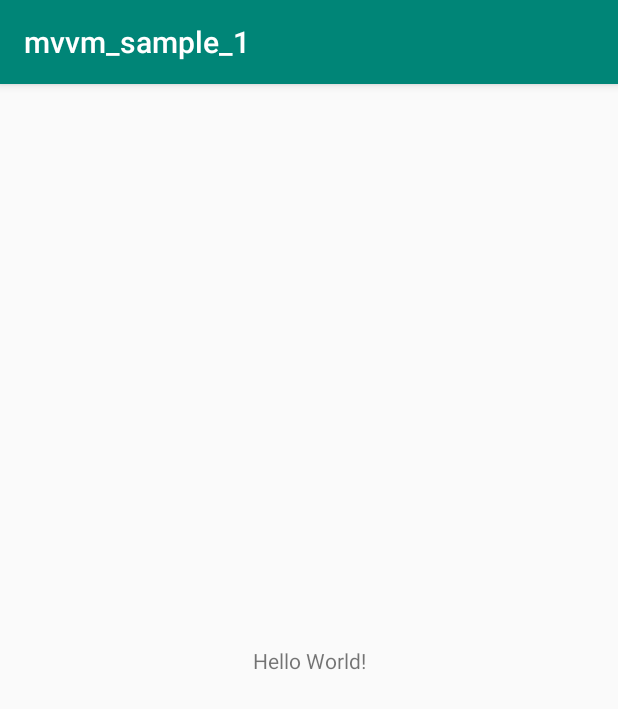
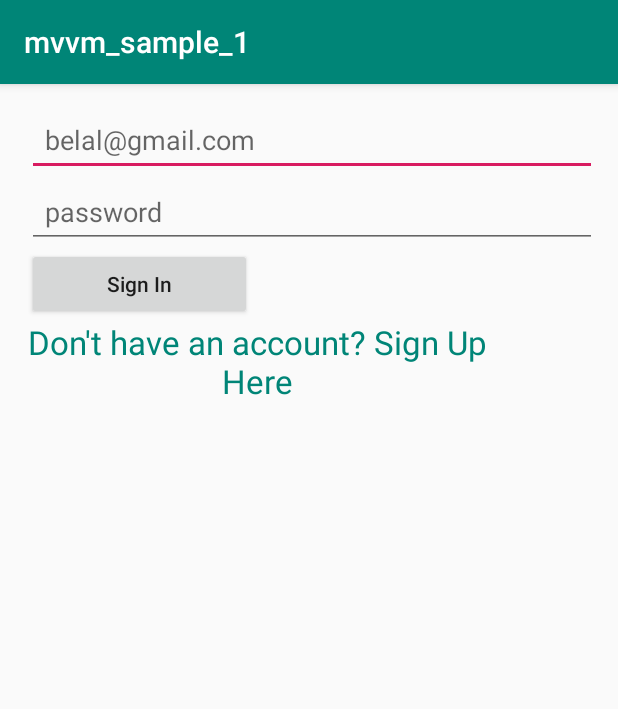
Before and after one commit to EANimesha/SENG-31323-Mobile-Computing, an Android app: the screen it shows after launch (MainActivity before the commit, LoginActivity after it), on a phone screen of 412 x 824 dp. Shown: the top 709 px of the screen. Run offline under Robolectric (Android 15) with nearby library versions, the phone set to English and light mode, and no system bars.

Commit message:
create the folder structure and added UI for activities

```diff
--- a/mvvm_sample_1/app/build.gradle
+++ b/mvvm_sample_1/app/build.gradle
@@ -26,14 +26,14 @@ android {
             proguardFiles getDefaultProguardFile('proguard-android-optimize.txt'), 'proguard-rules.pro'
         }
     }
-    dataBinding{
-        enabled=true
+    dataBinding {
+        enabled = true
     }
 }
 
 dependencies {
     implementation fileTree(dir: 'libs', include: ['*.jar'])
-    implementation"org.jetbrains.kotlin:kotlin-stdlib-jdk7:$kotlin_version"
+    implementation "org.jetbrains.kotlin:kotlin-stdlib-jdk7:$kotlin_version"
     implementation 'androidx.appcompat:appcompat:1.1.0'
     implementation 'androidx.core:core-ktx:1.3.0'
     implementation 'androidx.constraintlayout:constraintlayout:1.1.3'
--- a/mvvm_sample_1/app/src/main/AndroidManifest.xml
+++ b/mvvm_sample_1/app/src/main/AndroidManifest.xml
@@ -9,7 +9,8 @@
         android:roundIcon="@mipmap/ic_launcher_round"
         android:supportsRtl="true"
         android:theme="@style/AppTheme">
-        <activity android:name=".MainActivity">
+        <activity android:name=".ui.auth.SignupActivity"></activity>
+        <activity android:name=".ui.auth.LoginActivity">
             <intent-filter>
                 <action android:name="android.intent.action.MAIN" />
 
--- /dev/null
+++ b/mvvm_sample_1/app/src/main/java/com/example/mvvm_sample_1/ui/auth/LoginActivity.kt
@@ -0,0 +1,13 @@
+package com.example.mvvm_sample_1.ui.auth
+
+import androidx.appcompat.app.AppCompatActivity
+import android.os.Bundle
+import com.example.mvvm_sample_1.R
+
+class LoginActivity : AppCompatActivity() {
+
+    override fun onCreate(savedInstanceState: Bundle?) {
+        super.onCreate(savedInstanceState)
+        setContentView(R.layout.activity_login)
+    }
+}
--- a/mvvm_sample_1/app/src/main/java/com/example/mvvm_sample_1/MainActivity.kt
+++ b/mvvm_sample_1/app/src/main/java/com/example/mvvm_sample_1/ui/auth/SignupActivity.kt
@@ -1,12 +1,13 @@
-package com.example.mvvm_sample_1
+package com.example.mvvm_sample_1.ui.auth
 
 import androidx.appcompat.app.AppCompatActivity
 import android.os.Bundle
+import com.example.mvvm_sample_1.R
 
-class MainActivity : AppCompatActivity() {
+class SignupActivity : AppCompatActivity() {
 
     override fun onCreate(savedInstanceState: Bundle?) {
         super.onCreate(savedInstanceState)
-        setContentView(R.layout.activity_main)
+        setContentView(R.layout.activity_signup)
     }
 }
--- /dev/null
+++ b/mvvm_sample_1/app/src/main/res/layout/activity_login.xml
@@ -0,0 +1,52 @@
+<?xml version="1.0" encoding="utf-8"?>
+<LinearLayout xmlns:android="http://schemas.android.com/apk/res/android"
+    xmlns:app="http://schemas.android.com/apk/res-auto"
+    xmlns:tools="http://schemas.android.com/tools"
+    android:layout_width="match_parent"
+    android:layout_height="match_parent"
+    android:orientation="vertical"
+    android:padding="18dp"
+    tools:context=".ui.auth.LoginActivity">
+
+    <EditText
+        android:id="@+id/email"
+        android:layout_width="411dp"
+        android:layout_height="43dp"
+        android:autofillHints=""
+        android:drawablePadding="16dp"
+        android:hint="@string/belal_gmail_com"
+        android:inputType="textEmailAddress"
+        android:padding="12dp"
+        android:paddingTop="100dp" />
+
+    <EditText
+        android:id="@+id/password"
+        android:layout_width="408dp"
+        android:layout_height="48dp"
+        android:layout_below="@+id/email"
+        android:autofillHints=""
+        android:drawablePadding="16dp"
+        android:hint="password"
+        android:inputType="textPassword"
+        android:padding="12dp" />
+
+    <Button
+        android:id="@+id/login"
+        android:layout_width="150dp"
+        android:layout_height="wrap_content"
+        android:layout_below="@id/password"
+        android:onClick="@{viewmodel::onLoginButtonClicked}"
+        android:text="Sign In"
+        android:textAllCaps="false" />
+
+    <TextView
+        android:id="@+id/text1"
+        android:layout_width="307dp"
+        android:layout_height="61dp"
+        android:layout_below="@+id/login"
+        android:text="@string/don_t_have_an_account_nsign_up_here"
+        android:textAlignment="center"
+        android:textAppearance="@style/TextAppearance.AppCompat.Large"
+        android:textColor="@color/colorPrimary" />
+
+</LinearLayout>
--- a/mvvm_sample_1/app/src/main/res/layout/activity_main.xml
+++ /dev/null
@@ -1,18 +0,0 @@
-<?xml version="1.0" encoding="utf-8"?>
-<androidx.constraintlayout.widget.ConstraintLayout xmlns:android="http://schemas.android.com/apk/res/android"
-    xmlns:app="http://schemas.android.com/apk/res-auto"
-    xmlns:tools="http://schemas.android.com/tools"
-    android:layout_width="match_parent"
-    android:layout_height="match_parent"
-    tools:context=".MainActivity">
-
-    <TextView
-        android:layout_width="wrap_content"
-        android:layout_height="wrap_content"
-        android:text="Hello World!"
-        app:layout_constraintBottom_toBottomOf="parent"
-        app:layout_constraintLeft_toLeftOf="parent"
-        app:layout_constraintRight_toRightOf="parent"
-        app:layout_constraintTop_toTopOf="parent" />
-
-</androidx.constraintlayout.widget.ConstraintLayout>
--- a/mvvm_sample_1/app/src/main/res/values/strings.xml
+++ b/mvvm_sample_1/app/src/main/res/values/strings.xml
@@ -1,3 +1,6 @@
 <resources>
     <string name="app_name">mvvm_sample_1</string>
+    <string name="belal_gmail_com">belal@gmail.com</string>
+    <string name="don_t_have_an_account_nsign_up_here">Don\'t have an account? Sign Up Here</string>
+    <string name="nn_email_com">nn@email.com</string>
 </resources>
```
Also changed, not shown: mvvm_sample_1/app/src/main/res/layout/activity_signup.xml (added, +54 -0 lines).
